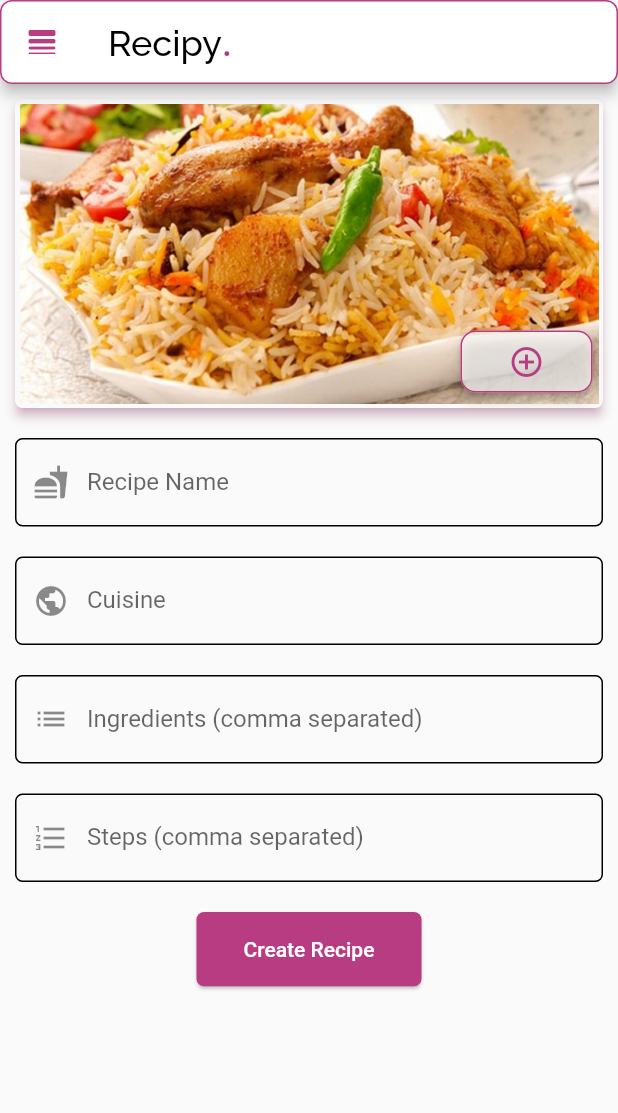
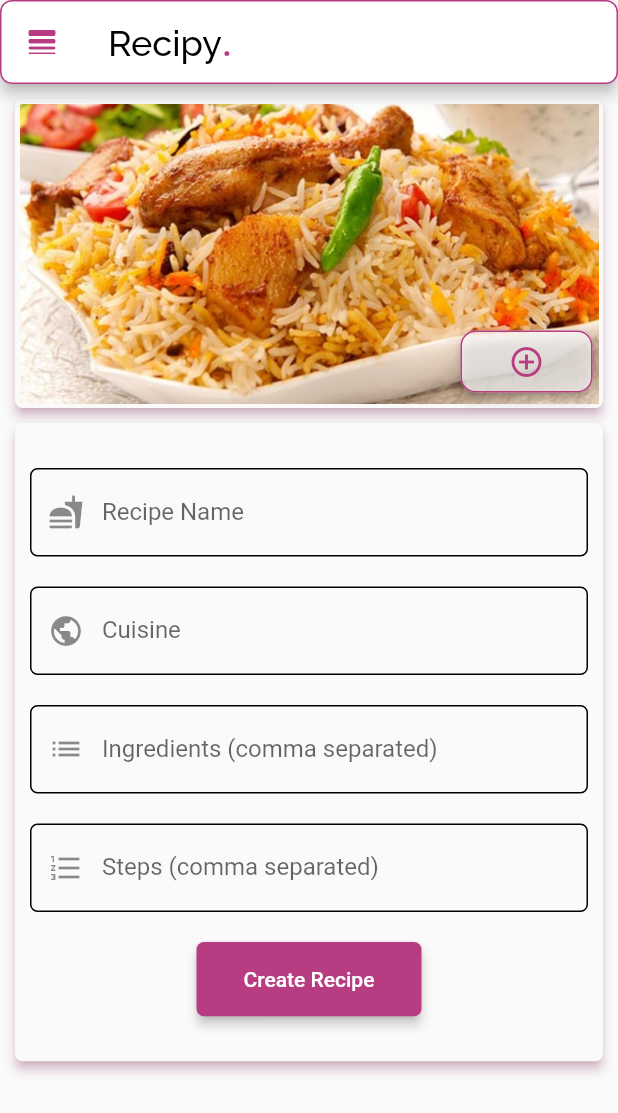
Before and after one commit to thealifaisal/Recipe-App, a Flutter app: the CreateRecipePage screen opened by its route, on a phone screen of 412 x 824 dp. Shown: the top 1113 px of the screen. Run offline on Flutter 3.47's test engine with Material 2 defaults, Android fonts, the phone set to English and light mode, and no system bars; our stand-ins replace email_validator, google_fonts.

Commit message:
fav-recipe-page-done

```diff
--- a/Interfaces/Mobile-Flutter/recipe_app/lib/views/create-recipe-page.dart
+++ b/Interfaces/Mobile-Flutter/recipe_app/lib/views/create-recipe-page.dart
@@ -40,15 +40,29 @@ class _CreateRecipePageState extends State<CreateRecipePage> {
         padding: EdgeInsets.only(left: screenLeftPad, right: screenRightPad, top: screenTopPad, bottom: screenBottomPad),
         children: [
 
-          RecipeImageButton(recipeImage: "assets/images/recipes/biryani.jpg", onPressedFunc: (){print("+");},),
+          RecipeImageButton(
+            recipeImage: "assets/images/recipes/biryani.jpg",
+            onPressedFunc: (){print("+");},
+            elevation: 3,
+          ),
+
+          SizedBox(height: 10,),
 
           Form(
             key: formKey,
             autovalidateMode: AutovalidateMode.onUserInteraction,
+            child: Material(
+              elevation: 3,
+              shadowColor: pinkTheme.withOpacity(0.6),
+              shape: RoundedRectangleBorder(
+                borderRadius: BorderRadius.circular(5),
+              ),
+              child: Container(
+                width: screenWidth,
+                margin: EdgeInsets.only(top: 20, bottom: 20),
+                padding: EdgeInsets.all(10),
                 child: Column(
                   children: [
-
-                SizedBox(height: 20,),
 
                     ShortTextField(
                       hintText: "Biryani",
@@ -89,9 +103,6 @@ class _CreateRecipePageState extends State<CreateRecipePage> {
                       onValidateFunc: TextFieldController.nameValidator,
                       onSaveFunc: (val){this.steps = val;},
                     ),
-              ],
-            ),
-          ),
 
                     SizedBox(height: 20,),
 
@@ -101,7 +112,15 @@ class _CreateRecipePageState extends State<CreateRecipePage> {
                       width: 150,
                       borderRadius: 5,
                       onPressedFunc: (){},
+                      elevation: 3,
                     ),
+                  ],
+                ),
+              ),
+            ),
+          ),
+
+
 
         ],
       ),
--- a/Interfaces/Mobile-Flutter/recipe_app/lib/views/register-page.dart
+++ b/Interfaces/Mobile-Flutter/recipe_app/lib/views/register-page.dart
@@ -168,15 +168,17 @@ class _RegisterPageState extends State<RegisterPage> {
 
                     RecipeTextButton(
                       btnText: "Sign Up",
-                      height: 150,
-                      width: 50,
-                      borderRadius: 5,
+                      height: 50,
+                      width: 150,
                       onPressedFunc: (){
                         if(formKey.currentState.validate()){
                           formKey.currentState.save();
                           print('form valid');
-//                          Navigator.of(context).push(
+//                          Navigator.of(context).pushReplacement(
 //                              MaterialPageRoute(
+//                                settings: RouteSettings(
+//                                    name: "home"
+//                                ),
 //                                builder: (context)=>HomePage(),
 //                              )
 //                          );
@@ -185,7 +187,7 @@ class _RegisterPageState extends State<RegisterPage> {
                           print('form invalid');
                         }
                       },
-                    )
+                    ),
 
                   ],
                 ),
```
Also changed, not shown: Interfaces/Mobile-Flutter/recipe_app/lib/components/SideDrawer.dart (line endings or trailing spaces). Lines whose indentation alone changed are shown as unchanged.
